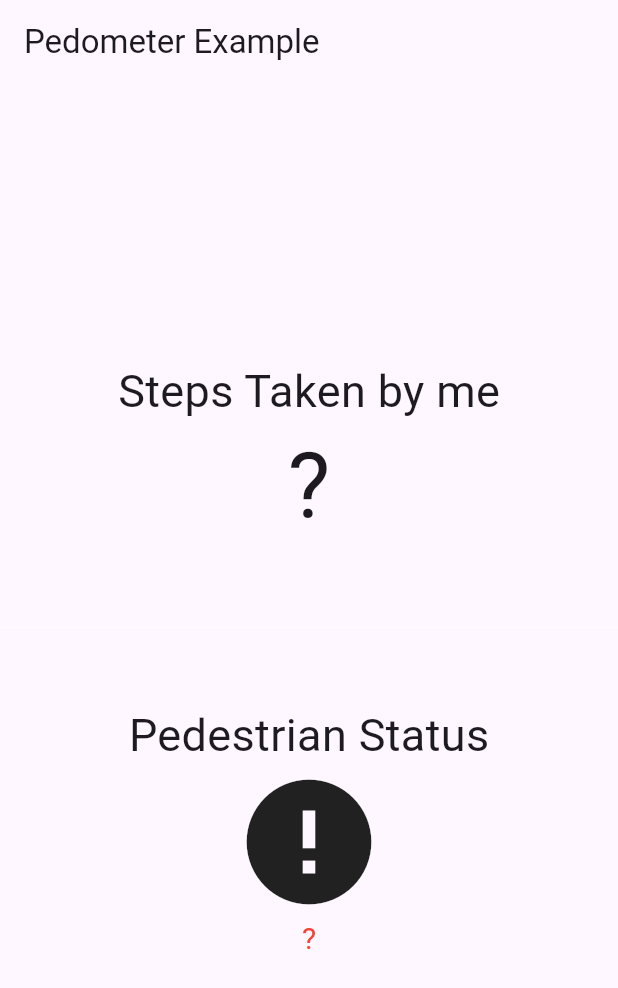
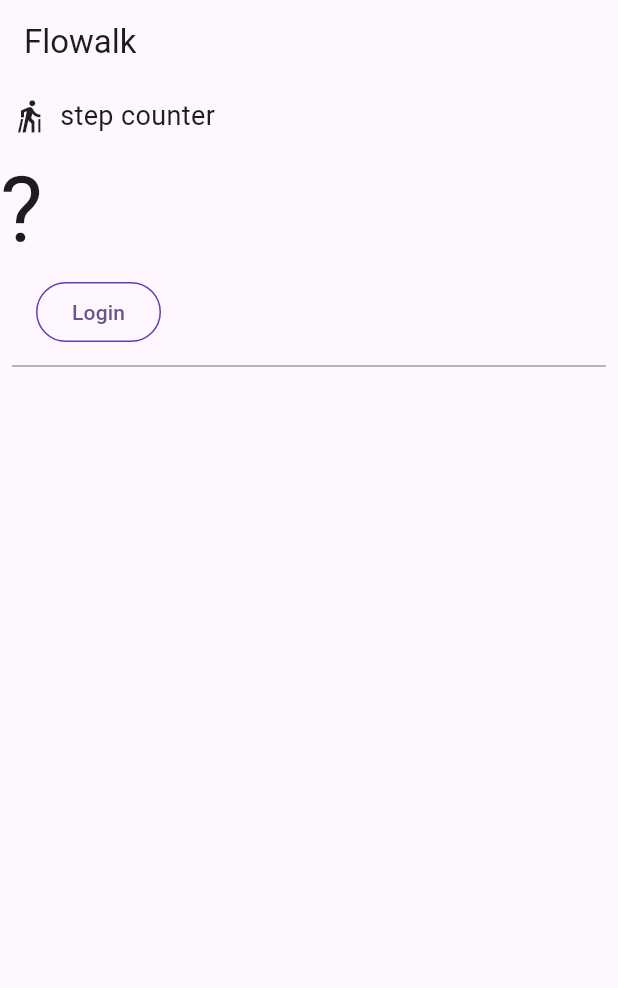
Before and after one commit to nicoalbe/flowalk, a Flutter app: the screen it shows after launch, on a phone screen of 412 x 824 dp. Shown: the top 988 px of the screen. Run offline on Flutter 3.47's test engine with Material 3 defaults, Android fonts, the phone set to English and light mode, and no system bars; our stand-ins replace cloud_firestore, firebase_auth, firebase_core, go_router, google_fonts, pedometer and 1 more; missing offline and left inert: firebase_ui_auth; accounts and stored records are empty.

Commit message:
authentication ui

```diff
--- /dev/null
+++ b/flowalk/lib/homepage.dart
@@ -0,0 +1,102 @@
+// Copyright 2022 The Flutter Authors. All rights reserved.
+// Use of this source code is governed by a BSD-style license that can be
+// found in the LICENSE file.
+
+import 'package:firebase_auth/firebase_auth.dart'
+    hide EmailAuthProvider, PhoneAuthProvider;
+import 'package:flutter/material.dart';
+import 'package:provider/provider.dart';
+
+import 'package:pedometer/pedometer.dart';
+
+import 'app_state.dart';
+import 'src/authentication.dart';
+import 'src/widgets.dart';
+//import 'guest_book.dart';
+
+class HomePage extends StatefulWidget {
+  const HomePage({super.key});
+
+  @override
+  State<HomePage> createState() => _HomePageState();
+}
+
+class _HomePageState extends State<HomePage> {
+  late Stream<StepCount> _stepCountStream;
+  String _steps = '?';
+
+  @override
+    void initState() {
+      super.initState();
+      initPlatformState();
+    }
+
+  void onStepCount(StepCount event) {
+    print(event);
+    setState(() {
+      _steps = event.steps.toString();
+    });
+  }
+
+  void onStepCountError(error) {
+    print('onStepCountError: $error');
+    setState(() {
+      _steps = 'Step Count not available';
+    });
+  }
+
+  void initPlatformState() {
+
+    _stepCountStream = Pedometer.stepCountStream;
+    _stepCountStream.listen(onStepCount).onError(onStepCountError);
+
+    if (!mounted) return;
+  }
+
+  @override
+  Widget build(BuildContext context) {
+    return Scaffold(
+      appBar: AppBar(
+        title: const Text('Flowalk'),
+      ),
+      body: ListView(
+        children: <Widget>[
+          const IconAndDetail(Icons.nordic_walking_outlined, 'step counter'),
+          Text(
+                _steps,
+                style: TextStyle(fontSize: 60),
+              ),
+          Consumer<ApplicationState>(
+            builder: (context, appState, _) => AuthFunc(
+                loggedIn: appState.loggedIn,
+                signOut: () {
+                  FirebaseAuth.instance.signOut();
+                }),
+          ),
+          const Divider(
+            height: 8,
+            thickness: 1,
+            indent: 8,
+            endIndent: 8,
+            color: Colors.grey,
+          ),
+          /*Consumer<ApplicationState>(
+            builder: (context, appState, _) => Column(
+              crossAxisAlignment: CrossAxisAlignment.start,
+              children: [
+                if (appState.loggedIn) ...[
+                  const Header('Discussion'),
+                  GuestBook(
+                    addMessage: (message) =>
+                        appState.addMessageToGuestBook(message),
+                     messages: appState.guestBookMessages,
+                  ),
+                ],
+              ],
+            ),
+          ),*/
+        ],
+      ),
+    );
+  }
+}
--- a/flowalk/lib/main.dart
+++ b/flowalk/lib/main.dart
@@ -1,121 +1,123 @@
 import 'package:flutter/material.dart';
 import 'package:shared_preferences/shared_preferences.dart';
-import 'package:pedometer/pedometer.dart';
 import 'dart:async';
+import 'package:firebase_ui_auth/firebase_ui_auth.dart';
+import 'package:provider/provider.dart';
+import 'package:go_router/go_router.dart';
+import 'package:google_fonts/google_fonts.dart';
+
+import 'app_state.dart';
+import 'homepage.dart';
 
 String formatDate(DateTime d) {
   return d.toString().substring(0, 19);
 }
 
 void main() {
-  runApp(MyApp());
+  WidgetsFlutterBinding.ensureInitialized();
+
+  runApp(ChangeNotifierProvider(
+    create: (context) => ApplicationState(),
+    builder: ((context, child) => const App()),
+  ));
 }
 
-class MyApp extends StatefulWidget {
-  @override
-  _MyAppState createState() => _MyAppState();
-}
+final _router = GoRouter(
+  routes: [
+    GoRoute(
+      path: '/',
+      builder: (context, state) => const HomePage(),
+      routes: [
+        GoRoute(
+          path: 'sign-in',
+          builder: (context, state) {
+            return SignInScreen(
+              actions: [
+                ForgotPasswordAction(((context, email) {
+                  final uri = Uri(
+                    path: '/sign-in/forgot-password',
+                    queryParameters: <String, String?>{
+                      'email': email,
+                    },
+                  );
+                  context.push(uri.toString());
+                })),
+                AuthStateChangeAction(((context, state) {
+                  final user = switch (state) {
+                    SignedIn state => state.user,
+                    UserCreated state => state.credential.user,
+                    _ => null
+                  };
+                  if (user == null) {
+                    return;
+                  }
+                  if (state is UserCreated) {
+                    user.updateDisplayName(user.email!.split('@')[0]);
+                  }
+                  if (!user.emailVerified) {
+                    user.sendEmailVerification();
+                    const snackBar = SnackBar(
+                        content: Text(
+                            'Please check your email to verify your email address'));
+                    ScaffoldMessenger.of(context).showSnackBar(snackBar);
+                  }
+                  context.pushReplacement('/');
+                })),
+              ],
+            );
+          },
+          routes: [
+            GoRoute(
+              path: 'forgot-password',
+              builder: (context, state) {
+                final arguments = state.uri.queryParameters;
+                return ForgotPasswordScreen(
+                  email: arguments['email'],
+                  headerMaxExtent: 200,
+                );
+              },
+            ),
+          ],
+        ),
+        GoRoute(
+          path: 'profile',
+          builder: (context, state) {
+            return ProfileScreen(
+              providers: const [],
+              actions: [
+                SignedOutAction((context) {
+                  context.pushReplacement('/');
+                }),
+              ],
+            );
+          },
+        ),
+      ],
+    ),
+  ],
+);
 
-class _MyAppState extends State<MyApp> {
-  late Stream<StepCount> _stepCountStream;
-  late Stream<PedestrianStatus> _pedestrianStatusStream;
-  String _status = '?', _steps = '?';
 
-  @override
-  void initState() {
-    super.initState();
-    initPlatformState();
-  }
 
-  void onStepCount(StepCount event) {
-    print(event);
-    setState(() {
-      _steps = event.steps.toString();
-    });
-  }
-
-  void onPedestrianStatusChanged(PedestrianStatus event) {
-    print(event);
-    setState(() {
-      _status = event.status;
-    });
-  }
-
-  void onPedestrianStatusError(error) {
-    print('onPedestrianStatusError: $error');
-    setState(() {
-      _status = 'Pedestrian Status not available';
-    });
-    print(_status);
-  }
-
-  void onStepCountError(error) {
-    print('onStepCountError: $error');
-    setState(() {
-      _steps = 'Step Count not available';
-    });
-  }
-
-  void initPlatformState() {
-    _pedestrianStatusStream = Pedometer.pedestrianStatusStream;
-    _pedestrianStatusStream
-        .listen(onPedestrianStatusChanged)
-        .onError(onPedestrianStatusError);
-
-    _stepCountStream = Pedometer.stepCountStream;
-    _stepCountStream.listen(onStepCount).onError(onStepCountError);
-
-    if (!mounted) return;
-  }
+class App extends StatelessWidget {
+  const App({super.key});
 
   @override
   Widget build(BuildContext context) {
-    return MaterialApp(
-      home: Scaffold(
-        appBar: AppBar(
-          title: const Text('Pedometer Example'),
+    return MaterialApp.router(
+      title: 'Flowalk',
+      theme: ThemeData(
+        buttonTheme: Theme.of(context).buttonTheme.copyWith(
+              highlightColor: Colors.deepPurple,
+            ),
+        colorScheme: ColorScheme.fromSeed(seedColor: Colors.deepPurple),
+        textTheme: GoogleFonts.robotoTextTheme(
+          Theme.of(context).textTheme,
         ),
-        body: Center(
-          child: Column(
-            mainAxisAlignment: MainAxisAlignment.center,
-            children: <Widget>[
-              Text(
-                'Steps Taken by me',
-                style: TextStyle(fontSize: 30),
-              ),
-              Text(
-                _steps,
-                style: TextStyle(fontSize: 60),
-              ),
-              Divider(
-                height: 100,
-                thickness: 0,
-                color: Colors.white,
-              ),
-              Text(
-                'Pedestrian Status',
-                style: TextStyle(fontSize: 30),
-              ),
-              Icon(
-                _status == 'walking'
-                    ? Icons.directions_walk
-                    : _status == 'stopped'
-                        ? Icons.accessibility_new
-                        : Icons.error,
-                size: 100,
-              ),
-              Center(
-                child: Text(
-                  _status,
-                  style: _status == 'walking' || _status == 'stopped'
-                      ? TextStyle(fontSize: 30)
-                      : TextStyle(fontSize: 20, color: Colors.red),
-                ),
-              )
-            ],
-          ),
-        ),
+        visualDensity: VisualDensity.adaptivePlatformDensity,
+        useMaterial3: true,
       ),
+      routerConfig: _router,
     );
   }
 }
--- /dev/null
+++ b/flowalk/lib/src/authentication.dart
@@ -0,0 +1,46 @@
+// Copyright 2022 The Flutter Authors. All rights reserved.
+// Use of this source code is governed by a BSD-style license that can be
+// found in the LICENSE file.
+
+import 'package:flutter/material.dart';
+import 'package:go_router/go_router.dart';
+
+import 'widgets.dart';
+
+class AuthFunc extends StatelessWidget {
+  const AuthFunc({
+    super.key,
+    required this.loggedIn,
+    required this.signOut,
+  });
+
+  final bool loggedIn;
+  final void Function() signOut;
+
+  @override
+  Widget build(BuildContext context) {
+    return Row(
+      children: [
+        Padding(
+          padding: const EdgeInsets.only(left: 24, bottom: 8),
+          child: StyledButton(
+              onPressed: () {
+                !loggedIn ? context.push('/sign-in') : signOut();
+              },
+              child: !loggedIn ? const Text('Login') : const Text('Logout')),
+        ),
+        Visibility(
+          visible: loggedIn,
+          child: Padding(
+            padding: const EdgeInsets.only(left: 24, bottom: 8),
+            child: StyledButton(
+                onPressed: () {
+                  context.push('/profile');
+                },
+                child: const Text('Profile')),
+          ),
+        )
+      ],
+    );
+  }
+}
--- /dev/null
+++ b/flowalk/lib/src/widgets.dart
@@ -0,0 +1,67 @@
+// Copyright 2022 The Flutter Authors. All rights reserved.
+// Use of this source code is governed by a BSD-style license that can be
+// found in the LICENSE file.
+
+import 'package:flutter/material.dart';
+
+class Header extends StatelessWidget {
+  const Header(this.heading, {super.key});
+  final String heading;
+
+  @override
+  Widget build(BuildContext context) => Padding(
+        padding: const EdgeInsets.all(8.0),
+        child: Text(
+          heading,
+          style: const TextStyle(fontSize: 24),
+        ),
+      );
+}
+
+class Paragraph extends StatelessWidget {
+  const Paragraph(this.content, {super.key});
+  final String content;
+  @override
+  Widget build(BuildContext context) => Padding(
+        padding: const EdgeInsets.symmetric(horizontal: 8, vertical: 4),
+        child: Text(
+          content,
+          style: const TextStyle(fontSize: 18),
+        ),
+      );
+}
+
+class IconAndDetail extends StatelessWidget {
+  const IconAndDetail(this.icon, this.detail, {super.key});
+  final IconData icon;
+  final String detail;
+
+  @override
+  Widget build(BuildContext context) => Padding(
+        padding: const EdgeInsets.all(8.0),
+        child: Row(
+          children: [
+            Icon(icon),
+            const SizedBox(width: 8),
+            Text(
+              detail,
+              style: const TextStyle(fontSize: 18),
+            )
+          ],
+        ),
+      );
+}
+
+class StyledButton extends StatelessWidget {
+  const StyledButton({required this.child, required this.onPressed, super.key});
+  final Widget child;
+  final void Function() onPressed;
+
+  @override
+  Widget build(BuildContext context) => OutlinedButton(
+        style: OutlinedButton.styleFrom(
+            side: const BorderSide(color: Colors.deepPurple)),
+        onPressed: onPressed,
+        child: child,
+      );
+}
```
Also changed, not shown: flowalk/lib/app_state.dart (added, +73 -0 lines), flowalk/pubspec.yaml (+7 -0 lines), flowalk/firebase.json (added), flowalk/lib/firebase_options.dart (added), flowalk/pubspec.lock, 7 other files.
